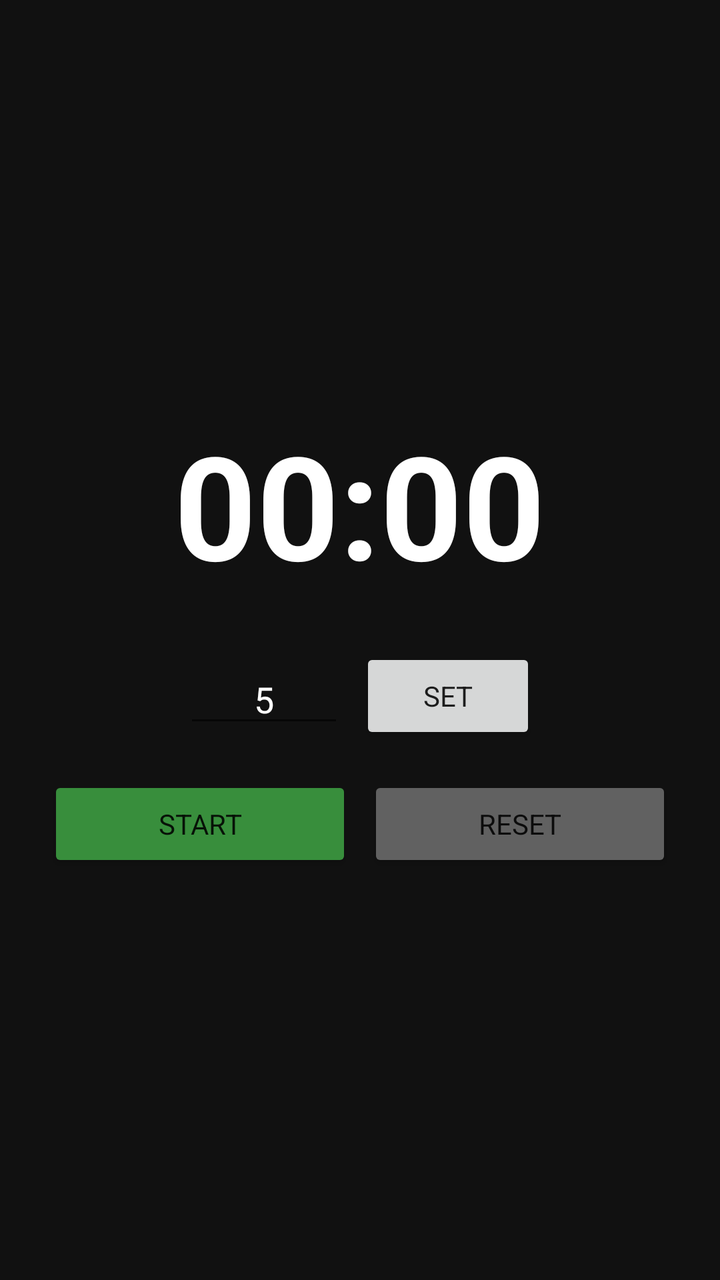
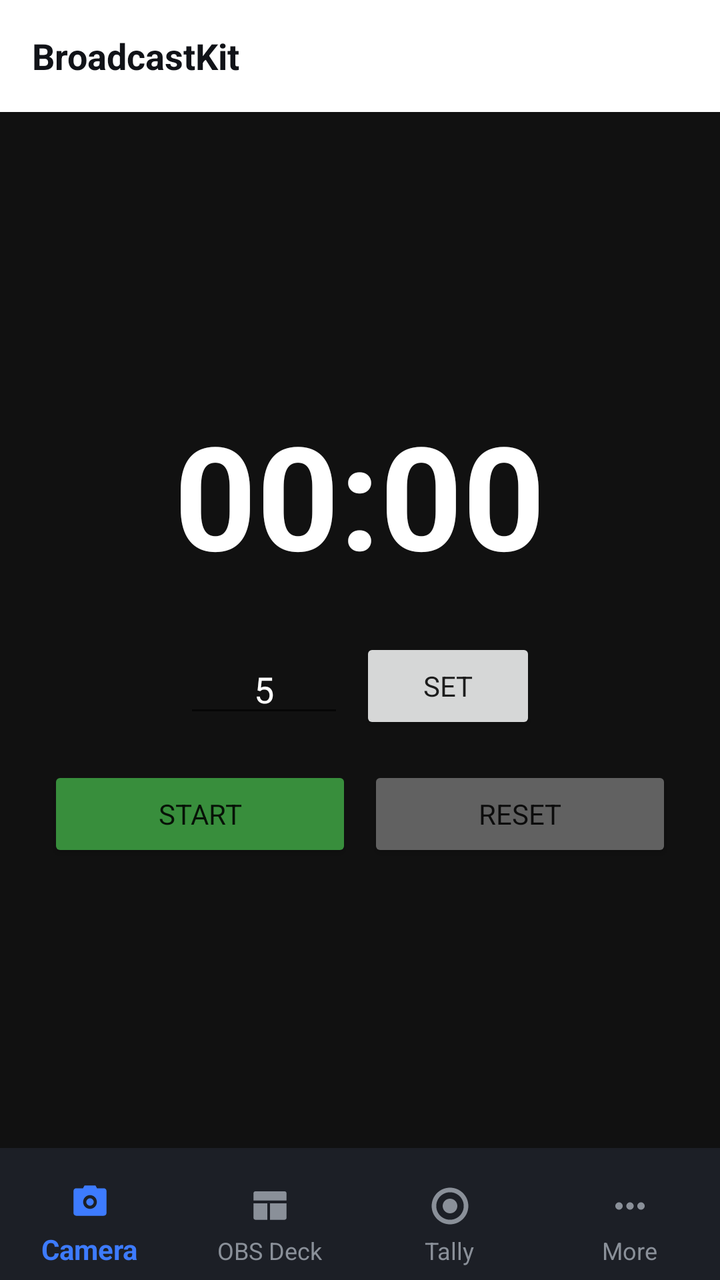

Compare the two renders of this Android layout. The source of the first and the diff that turns it into the second are given below.
<!-- AndroidManifest.xml: application theme Theme.CameraPlugin -->
<!-- res/layout/activity_timer.xml -->
<?xml version="1.0" encoding="utf-8"?>
<LinearLayout xmlns:android="http://schemas.android.com/apk/res/android"
    android:layout_width="match_parent"
    android:layout_height="match_parent"
    android:orientation="vertical"
    android:background="#111111"
    android:gravity="center"
    android:padding="24dp">

    <TextView
        android:id="@+id/timerDisplay"
        android:layout_width="wrap_content"
        android:layout_height="wrap_content"
        android:text="00:00"
        android:textSize="72sp"
        android:textStyle="bold"
        android:textColor="#FFFFFF"
        android:layout_marginBottom="24dp" />

    <LinearLayout
        android:layout_width="match_parent"
        android:layout_height="wrap_content"
        android:orientation="horizontal"
        android:gravity="center"
        android:layout_marginBottom="16dp">

        <EditText
            android:id="@+id/minutesInput"
            android:layout_width="80dp"
            android:layout_height="wrap_content"
            android:text="5"
            android:inputType="number"
            android:gravity="center"
            android:textColor="#FFFFFF"
            android:hint="min" />

        <Button
            android:id="@+id/setBtn"
            android:layout_width="wrap_content"
            android:layout_height="wrap_content"
            android:text="Set"
            android:layout_marginStart="8dp" />
    </LinearLayout>

    <LinearLayout
        android:layout_width="match_parent"
        android:layout_height="wrap_content"
        android:orientation="horizontal"
        android:gravity="center">

        <Button
            android:id="@+id/startPauseBtn"
            android:layout_width="0dp"
            android:layout_weight="1"
            android:layout_height="wrap_content"
            android:text="Start"
            android:backgroundTint="#388E3C" />

        <Button
            android:id="@+id/resetBtn"
            android:layout_width="0dp"
            android:layout_weight="1"
            android:layout_height="wrap_content"
            android:text="Reset"
            android:backgroundTint="#616161"
            android:layout_marginStart="8dp" />
    </LinearLayout>

</LinearLayout>
<!-- resources referenced by this layout -->
<resources>
  <style name="Theme.CameraPlugin" parent="Theme.AppCompat.DayNight.NoActionBar">
          <item name="android:fontFamily">sans-serif</item>
          <item name="colorPrimary">@color/accent</item>
          <item name="colorAccent">@color/accent</item>
          <item name="android:windowBackground">@color/bg</item>
      </style>
  <color name="accent">#3D7BFF</color>
  <color name="bg">#F4F5F7</color>
</resources>

<!-- the commit's change to res/layout/activity_timer.xml (unified diff, before → after) -->
@@ -3,67 +3,137 @@
     android:layout_width="match_parent"
     android:layout_height="match_parent"
     android:orientation="vertical"
-    android:background="#111111"
-    android:gravity="center"
-    android:padding="24dp">
+    android:background="#111111">
 
-    <TextView
-        android:id="@+id/timerDisplay"
-        android:layout_width="wrap_content"
-        android:layout_height="wrap_content"
-        android:text="00:00"
-        android:textSize="72sp"
-        android:textStyle="bold"
-        android:textColor="#FFFFFF"
-        android:layout_marginBottom="24dp" />
+    <include android:id="@+id/appToolbar" layout="@layout/toolbar_simple" />
 
     <LinearLayout
         android:layout_width="match_parent"
-        android:layout_height="wrap_content"
-        android:orientation="horizontal"
+        android:layout_height="0dp"
+        android:layout_weight="1"
+        android:orientation="vertical"
+        android:background="#111111"
         android:gravity="center"
-        android:layout_marginBottom="16dp">
+        android:padding="24dp">
 
-        <EditText
-            android:id="@+id/minutesInput"
-            android:layout_width="80dp"
-            android:layout_height="wrap_content"
-            android:text="5"
-            android:inputType="number"
-            android:gravity="center"
-            android:textColor="#FFFFFF"
-            android:hint="min" />
-
-        <Button
-            android:id="@+id/setBtn"
+        <TextView
+            android:id="@+id/timerDisplay"
             android:layout_width="wrap_content"
             android:layout_height="wrap_content"
-            android:text="Set"
-            android:layout_marginStart="8dp" />
+            android:text="00:00"
+            android:textSize="72sp"
+            android:textStyle="bold"
+            android:textColor="#FFFFFF"
+            android:layout_marginBottom="24dp" />
+
+        <LinearLayout
+            android:layout_width="match_parent"
+            android:layout_height="wrap_content"
+            android:orientation="horizontal"
+            android:gravity="center"
+            android:layout_marginBottom="16dp">
+
+            <EditText
+                android:id="@+id/minutesInput"
+                android:layout_width="80dp"
+                android:layout_height="wrap_content"
+                android:text="5"
+                android:inputType="number"
+                android:gravity="center"
+                android:textColor="#FFFFFF"
+                android:hint="min" />
+
+            <Button
+                android:id="@+id/setBtn"
+                android:layout_width="wrap_content"
+                android:layout_height="wrap_content"
+                android:text="Set"
+                android:layout_marginStart="8dp" />
+        </LinearLayout>
+
+        <LinearLayout
+            android:layout_width="match_parent"
+            android:layout_height="wrap_content"
+            android:orientation="horizontal"
+            android:gravity="center">
+
+            <Button
+                android:id="@+id/startPauseBtn"
+                android:layout_width="0dp"
+                android:layout_weight="1"
+                android:layout_height="wrap_content"
+                android:text="Start"
+                android:backgroundTint="#388E3C" />
+
+            <Button
+                android:id="@+id/resetBtn"
+                android:layout_width="0dp"
+                android:layout_weight="1"
+                android:layout_height="wrap_content"
+                android:text="Reset"
+                android:backgroundTint="#616161"
+                android:layout_marginStart="8dp" />
+        </LinearLayout>
     </LinearLayout>
+
+    <include android:id="@+id/bottomNav" layout="@layout/bottom_nav_bar" />
+</LinearLayout>
+<!-- res/layout/toolbar_simple.xml (included above) -->
+<?xml version="1.0" encoding="utf-8"?>
+<androidx.appcompat.widget.Toolbar xmlns:android="http://schemas.android.com/apk/res/android"
+    xmlns:app="http://schemas.android.com/apk/res-auto"
+    android:id="@+id/toolbar"
+    android:layout_width="match_parent"
+    android:layout_height="?attr/actionBarSize"
+    android:background="@color/toolbar_bg"
+    android:elevation="2dp"
+    app:contentInsetStart="0dp">
 
     <LinearLayout
         android:layout_width="match_parent"
-        android:layout_height="wrap_content"
-        android:orientation="horizontal"
-        android:gravity="center">
+        android:layout_height="match_parent"
+        android:gravity="center_vertical"
+        android:orientation="horizontal">
 
-        <Button
-            android:id="@+id/startPauseBtn"
+        <ImageButton
+            android:id="@+id/toolbarBack"
+            android:layout_width="?attr/actionBarSize"
+            android:layout_height="match_parent"
+            android:background="?attr/selectableItemBackgroundBorderless"
+            android:src="@drawable/ic_back"
+            android:visibility="gone"
+            android:contentDescription="@string/action_back" />
+
+        <TextView
+            android:id="@+id/toolbarTitle"
             android:layout_width="0dp"
+            android:layout_height="wrap_content"
             android:layout_weight="1"
-            android:layout_height="wrap_content"
-            android:text="Start"
-            android:backgroundTint="#388E3C" />
+            android:layout_marginStart="16dp"
+            android:text="@string/app_name"
+            android:textColor="@color/text_primary"
+            android:textSize="18sp"
+            android:textStyle="bold" />
 
-        <Button
-            android:id="@+id/resetBtn"
-            android:layout_width="0dp"
-            android:layout_weight="1"
-            android:layout_height="wrap_content"
-            android:text="Reset"
-            android:backgroundTint="#616161"
-            android:layout_marginStart="8dp" />
     </LinearLayout>
-
-</LinearLayout>
+</androidx.appcompat.widget.Toolbar>
+<!-- res/layout/bottom_nav_bar.xml (included above) -->
+<?xml version="1.0" encoding="utf-8"?>
+<com.google.android.material.bottomnavigation.BottomNavigationView
+    xmlns:android="http://schemas.android.com/apk/res/android"
+    xmlns:app="http://schemas.android.com/apk/res-auto"
+    android:id="@+id/bottomNav"
+    android:layout_width="match_parent"
+    android:layout_height="wrap_content"
+    android:minHeight="56dp"
+    android:paddingTop="10dp"
+    android:layout_gravity="bottom"
+    android:background="@drawable/bg_dock_menu"
+    android:elevation="16dp"
+    app:menu="@menu/bottom_nav_menu"
+    app:labelVisibilityMode="labeled"
+    app:itemIconTint="@color/dock_icon_tint"
+    app:itemTextColor="@color/dock_icon_tint"
+    app:itemIconSize="22dp"
+    app:itemRippleColor="@android:color/transparent"
+    app:itemBackground="@android:color/transparent" />
<!-- resource entries referenced after the edit -->
@@ -1,5 +1,23 @@
 <!-- resources referenced by this layout -->
 <resources>
+  <color name="text_primary">#111318</color>
+  <color name="toolbar_bg">#FFFFFF</color>
+  <!-- drawable bg_dock_menu (drawable) -->
+  <shape xmlns:android="http://schemas.android.com/apk/res/android">
+      <solid android:color="#1C1F26" />
+  </shape>
+  <!-- drawable ic_back (drawable) -->
+  <vector xmlns:android="http://schemas.android.com/apk/res/android"
+      android:width="24dp"
+      android:height="24dp"
+      android:viewportWidth="24"
+      android:viewportHeight="24">
+      <path
+          android:fillColor="#000000"
+          android:pathData="M20,11 L7.83,11 L13.42,5.41 L12,4 L4,12 L12,20 L13.41,18.59 L7.83,13 L20,13 Z" />
+  </vector>
+  <string name="action_back">Back</string>
+  <string name="app_name">BroadcastKit</string>
   <style name="Theme.CameraPlugin" parent="Theme.AppCompat.DayNight.NoActionBar">
           <item name="android:fontFamily">sans-serif</item>
           <item name="colorPrimary">@color/accent</item>
